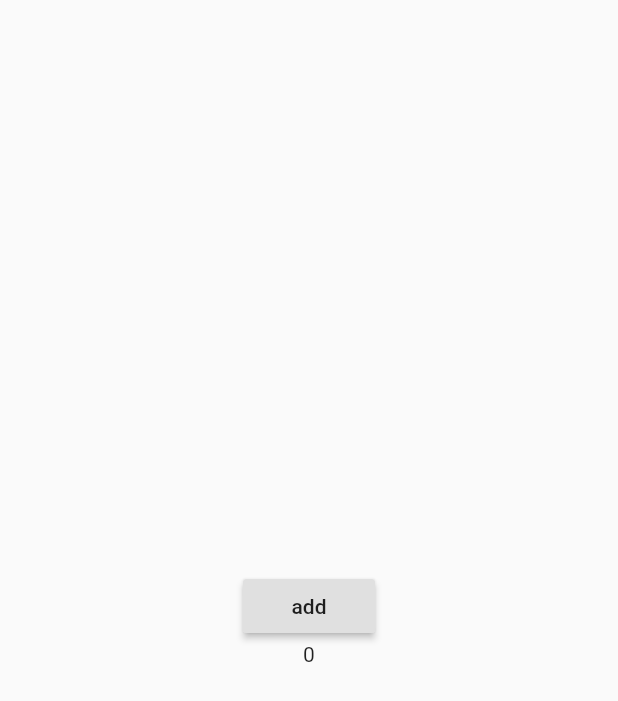
After one commit to junsuk5/flutter_tutorial, a Flutter app: the screen it shows after launch, after a tap on "Stream", on a phone screen of 412 x 824 dp. The commit adds this screen. Shown: the top 701 px of the screen. Run offline on Flutter 3.47's test engine with Material 2 defaults, Android fonts, the phone set to English and light mode, and no system bars; our stand-ins replace rxdart.

Commit message:
Method Channel

```diff
--- a/lib/main.dart
+++ b/lib/main.dart
@@ -7,24 +7,42 @@ import 'package:flutter_tutorial/src/MyOrientation.dart';
 import 'package:flutter_tutorial/src/MySnackBar.dart';
 import 'package:flutter_tutorial/src/MySwipeToDismiss.dart';
 import 'package:flutter_tutorial/src/MyTabController.dart';
+import 'package:flutter_tutorial/src/my_method_channel.dart';
+import 'package:flutter_tutorial/src/stream.dart';
 
 void main() => runApp(MyApp());
 
 class MyApp extends StatelessWidget {
-  // This widget is the root of your application.
   @override
   Widget build(BuildContext context) {
+    final navigatorKey = GlobalKey<NavigatorState>();
     return MaterialApp(
+      navigatorKey: navigatorKey,
       title: 'Flutter Demo',
       theme: ThemeData(
         primarySwatch: Colors.blue,
       ),
       home: Scaffold(
-          appBar: AppBar(
-            title: Text('Flutter Tutorial'),
-          ),
-          body: Home()),
+        appBar: AppBar(
+          title: Text('Flutter Tutorial'),
+        ),
+        body: Home(),
+        floatingActionButton: FloatingActionButton(onPressed: () {
+          navigatorKey.currentState.push(MaterialPageRoute(builder: (context) => SecondRoute()));
+        }),
+      ),
     );
+  }
+}
+
+class SecondRoute extends StatelessWidget {
+  @override
+  Widget build(BuildContext context) {
+    return Center(
+        child: Text(
+          "Hello World",
+          textDirection: TextDirection.ltr,
+        ));
   }
 }
 
@@ -94,6 +112,20 @@ class _HomeState extends State<Home> {
                 MaterialPageRoute(builder: (context) => MySwipeToDismiss()));
           },
         ),
+        ListTile(
+          title: Text('MethodChannel'),
+          onTap: () {
+            Navigator.push(context,
+                MaterialPageRoute(builder: (context) => MyMethodChannel()));
+          },
+        ),
+        ListTile(
+          title: Text('Stream'),
+          onTap: () {
+            Navigator.push(
+                context, MaterialPageRoute(builder: (context) => StreamExam()));
+          },
+        ),
       ],
     );
   }
--- /dev/null
+++ b/lib/src/stream.dart
@@ -0,0 +1,41 @@
+import 'package:flutter/material.dart';
+import 'package:rxdart/rxdart.dart';
+
+class StreamExam extends StatefulWidget {
+  @override
+  _StreamExamState createState() => _StreamExamState();
+}
+
+class _StreamExamState extends State<StreamExam> {
+  final subject = BehaviorSubject<int>();
+
+  int count = 0;
+
+  @override
+  Widget build(BuildContext context) {
+    return Scaffold(
+      body: Center(
+        child: StreamBuilder(
+          stream: subject.stream,
+          initialData: 0,
+          builder: (BuildContext context, AsyncSnapshot snapshot) {
+            if (snapshot.hasData) {
+              return Column(
+                mainAxisAlignment: MainAxisAlignment.center,
+                children: <Widget>[
+                  RaisedButton(
+                    child: Text('add'),
+                    onPressed: () {
+                      subject.add(++count);
+                    },
+                  ),
+                  Text('${snapshot.data}'),
+                ],
+              );
+            }
+          },
+        ),
+      ),
+    );
+  }
+}
--- a/pubspec.yaml
+++ b/pubspec.yaml
@@ -23,6 +23,7 @@ dependencies:
   # The following adds the Cupertino Icons font to your application.
   # Use with the CupertinoIcons class for iOS style icons.
   cupertino_icons: ^0.1.2
+  rxdart: ^0.22.0
 
 dev_dependencies:
   flutter_test:
```
Also changed, not shown: lib/src/my_method_channel.dart (added, +47 -0 lines), pubspec.lock, 2 other files.
